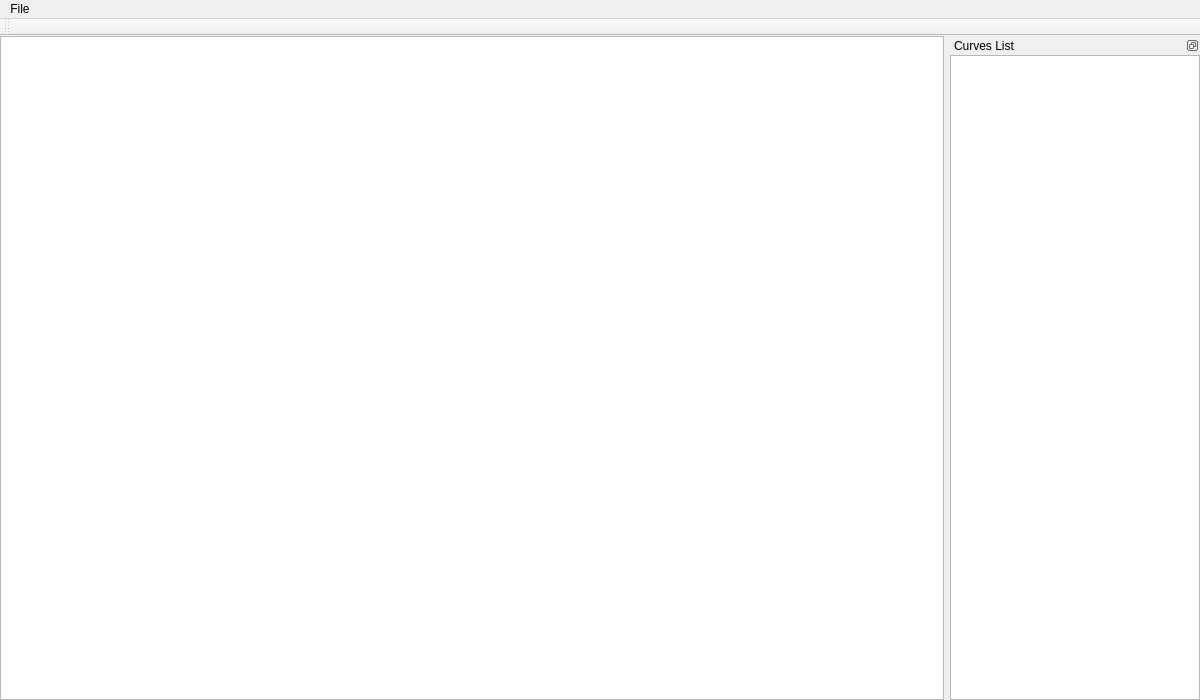
The window that src/ui/mainwindow.ui (ATh0m/curve-editor) describes before a commit, drawn with Qt 5.
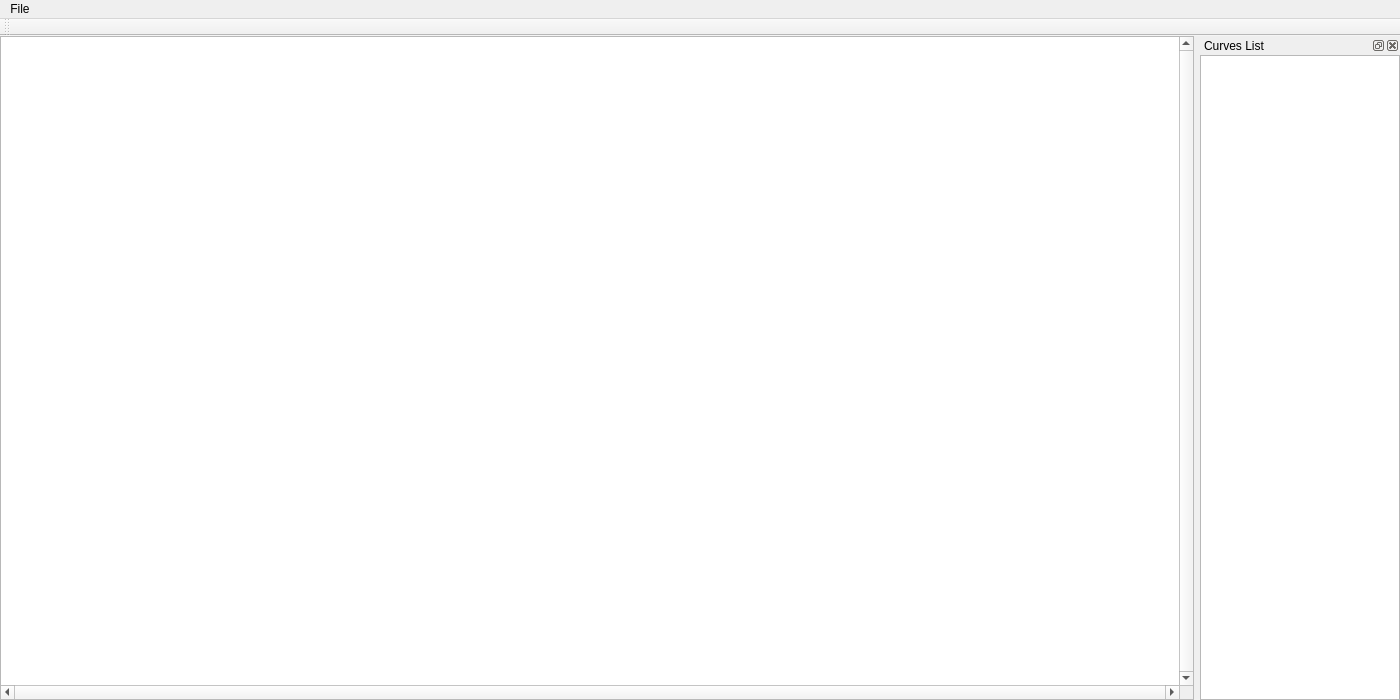
The same window after the commit.

Patch:
```diff
--- a/src/ui/mainwindow.ui
+++ b/src/ui/mainwindow.ui
@@ -6,7 +6,7 @@
    <rect>
     <x>0</x>
     <y>0</y>
-    <width>1200</width>
+    <width>1400</width>
     <height>700</height>
    </rect>
   </property>
@@ -18,13 +18,13 @@
   </property>
   <property name="minimumSize">
    <size>
-    <width>1200</width>
+    <width>1400</width>
     <height>700</height>
    </size>
   </property>
   <property name="maximumSize">
    <size>
-    <width>1200</width>
+    <width>1400</width>
     <height>700</height>
    </size>
   </property>
@@ -65,6 +65,15 @@
     </property>
     <item>
      <widget class="QGraphicsView" name="graphicsView">
+      <property name="verticalScrollBarPolicy">
+       <enum>Qt::ScrollBarAlwaysOn</enum>
+      </property>
+      <property name="horizontalScrollBarPolicy">
+       <enum>Qt::ScrollBarAlwaysOn</enum>
+      </property>
+      <property name="sizeAdjustPolicy">
+       <enum>QAbstractScrollArea::AdjustToContents</enum>
+      </property>
       <property name="alignment">
        <set>Qt::AlignLeading|Qt::AlignLeft|Qt::AlignTop</set>
       </property>
@@ -77,7 +86,7 @@
     <rect>
      <x>0</x>
      <y>0</y>
-     <width>1200</width>
+     <width>1400</width>
      <height>22</height>
     </rect>
    </property>
@@ -102,13 +111,13 @@
    </property>
    <property name="minimumSize">
     <size>
-     <width>250</width>
+     <width>200</width>
      <height>154</height>
     </size>
    </property>
    <property name="maximumSize">
     <size>
-     <width>250</width>
+     <width>200</width>
      <height>524287</height>
     </size>
    </property>
@@ -122,7 +131,10 @@
     <bool>false</bool>
    </property>
    <property name="features">
-    <set>QDockWidget::DockWidgetFloatable|QDockWidget::DockWidgetMovable</set>
+    <set>QDockWidget::AllDockWidgetFeatures</set>
+   </property>
+   <property name="allowedAreas">
+    <set>Qt::RightDockWidgetArea</set>
    </property>
    <property name="windowTitle">
     <string>Curves List</string>
```
Left out of the diff: 3 changed lines with no effect on the pictures.
